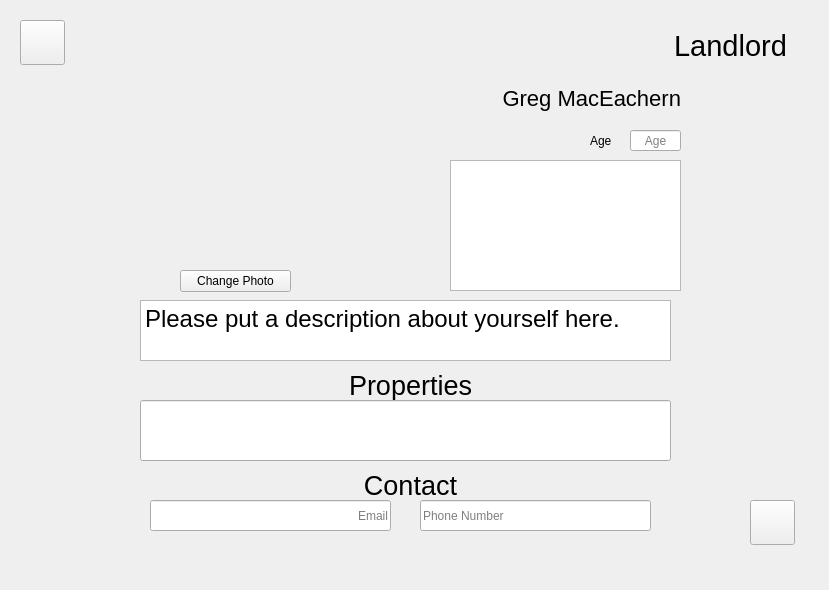
First picture: the form in MicroManage/profileform.ui, repository greg-maceachern12/MicroManage, before the edit.
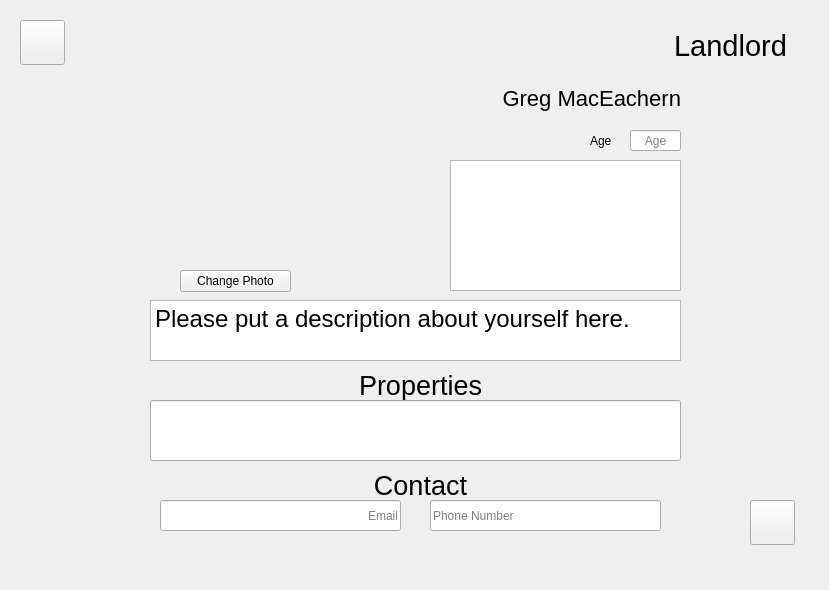
Second picture: the form after the edit.

Commit message: Fixed alignment of UI elements in Profile.

Patch:
```diff
--- a/MicroManage/profileform.ui
+++ b/MicroManage/profileform.ui
@@ -54,7 +54,7 @@
    <widget class="QTextEdit" name="aboutMe">
     <property name="geometry">
      <rect>
-      <x>140</x>
+      <x>150</x>
       <y>300</y>
       <width>531</width>
       <height>61</height>
@@ -82,7 +82,7 @@
    <widget class="QLabel" name="profilePropertiesLabel">
     <property name="geometry">
      <rect>
-      <x>350</x>
+      <x>360</x>
       <y>370</y>
       <width>121</width>
       <height>31</height>
@@ -105,7 +105,7 @@
    <widget class="QLabel" name="profileContactLabel">
     <property name="geometry">
      <rect>
-      <x>360</x>
+      <x>370</x>
       <y>470</y>
       <width>101</width>
       <height>31</height>
@@ -154,7 +154,7 @@
    <widget class="QLineEdit" name="myProperties">
     <property name="geometry">
      <rect>
-      <x>140</x>
+      <x>150</x>
       <y>400</y>
       <width>531</width>
       <height>61</height>
@@ -197,7 +197,7 @@
    <widget class="QLineEdit" name="myEmail">
     <property name="geometry">
      <rect>
-      <x>150</x>
+      <x>160</x>
       <y>500</y>
       <width>241</width>
       <height>31</height>
@@ -220,7 +220,7 @@
    <widget class="QLineEdit" name="myPhone">
     <property name="geometry">
      <rect>
-      <x>420</x>
+      <x>430</x>
       <y>500</y>
       <width>231</width>
       <height>31</height>
```
The commit also changes 1 other file.
